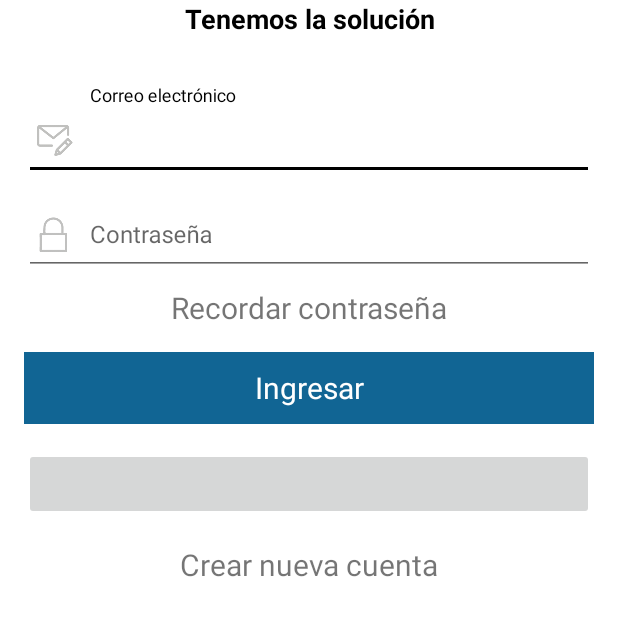
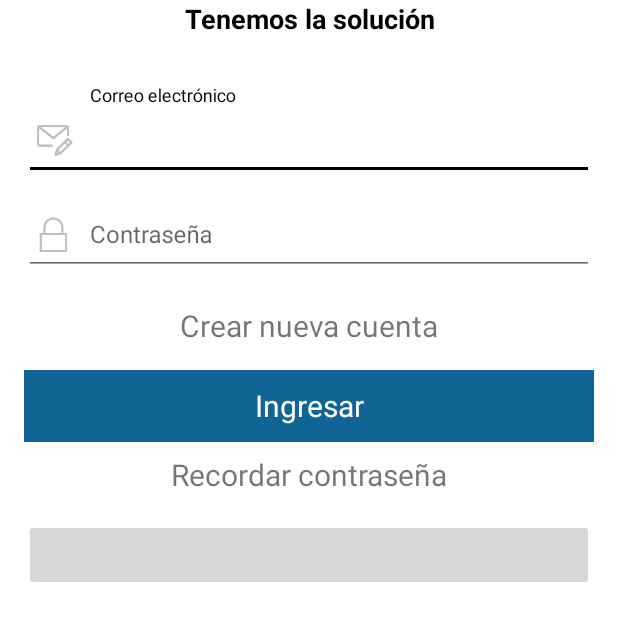
Before and after one commit to Cojedam82/easyfixec-easyfix_movilIOS, an Android app: the layout activity_login.xml on its own in the app's theme, with its tools: preview values and no code run, on a phone screen of 412 x 824 dp, the part 233-874 px from its top. Run offline under Robolectric (Android 15) with nearby library versions, the phone set to English and light mode, and no system bars; plain views replace LoginButton.

Commit message:
Cambios visuales de la pantalla del login, y de la pantalla 5c para telefonos pequeños

```diff
--- a/app/src/main/res/layout/activity_login.xml
+++ b/app/src/main/res/layout/activity_login.xml
@@ -69,14 +69,14 @@
             </android.support.design.widget.TextInputLayout>
 
             <TextView
-                android:id="@+id/textView"
                 android:layout_width="match_parent"
                 android:layout_height="wrap_content"
-                android:layout_marginTop="@dimen/auth_activity_regular_margin"
+                android:layout_marginTop="20dp"
                 android:gravity="center"
-                android:onClick="attemptRecovery"
-                android:text="@string/prompt_recovery"
+                android:onClick="signup"
+                android:text="@string/prompt_sign_up"
                 android:textSize="@dimen/auth_activity_action" />
+
 
             <Button
                 android:id="@+id/login_buton"
@@ -91,6 +91,16 @@
                 android:textColor="@color/white"
                 android:textSize="@dimen/auth_activity_action" />
 
+            <TextView
+                android:id="@+id/textView"
+                android:layout_width="match_parent"
+                android:layout_height="wrap_content"
+                android:layout_marginTop="@dimen/auth_activity_regular_margin"
+                android:gravity="center"
+                android:onClick="attemptRecovery"
+                android:text="@string/prompt_recovery"
+                android:textSize="@dimen/auth_activity_action" />
+
             <com.facebook.login.widget.LoginButton
                 android:id="@+id/login_button"
                 android:layout_width="match_parent"
@@ -99,13 +109,7 @@
                 android:layout_marginBottom="@dimen/auth_activity_extra_margin"
                 android:layout_marginTop="@dimen/auth_activity_extra_margin" />
 
-            <TextView
-                android:layout_width="match_parent"
-                android:layout_height="wrap_content"
-                android:gravity="center"
-                android:onClick="signup"
-                android:text="@string/prompt_sign_up"
-                android:textSize="@dimen/auth_activity_action" />
+
 
 
         </LinearLayout>
--- a/app/src/main/res/layout/call_service.xml
+++ b/app/src/main/res/layout/call_service.xml
@@ -271,8 +271,8 @@
             android:id="@+id/textView2_Scheduler"
             android:layout_width="match_parent"
             android:textAlignment="center"
-            android:layout_marginTop="10dp"
-            android:layout_marginBottom="10dp"
+            android:layout_marginTop="25dp"
+            android:layout_marginBottom="25dp"
             android:layout_height="wrap_content"
             android:text="¿Cuánto puedes esperar?" />
 
@@ -287,6 +287,8 @@
         <LinearLayout
             android:layout_width="match_parent"
             android:layout_height="wrap_content"
+            android:paddingTop="25dp"
+            android:paddingBottom="25dp"
             android:orientation="horizontal">
 
             <RelativeLayout
```
